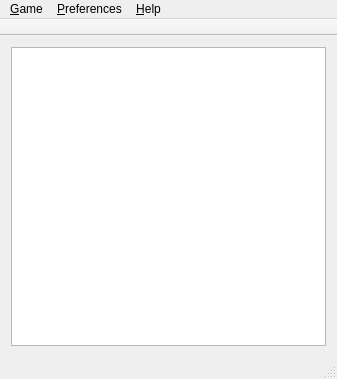
Above: src/mainwindow.ui from loimu/yarr before the change. Below: the same form after it.
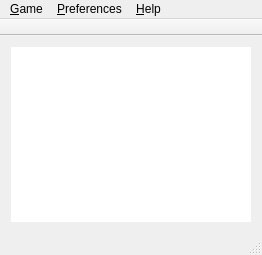
That is the form after the change.

```diff
--- a/src/mainwindow.ui
+++ b/src/mainwindow.ui
@@ -6,40 +6,91 @@
    <rect>
     <x>0</x>
     <y>0</y>
-    <width>337</width>
-    <height>379</height>
+    <width>262</width>
+    <height>255</height>
    </rect>
   </property>
   <property name="sizePolicy">
-   <sizepolicy hsizetype="Fixed" vsizetype="Fixed">
+   <sizepolicy hsizetype="Preferred" vsizetype="Preferred">
     <horstretch>0</horstretch>
     <verstretch>0</verstretch>
    </sizepolicy>
   </property>
+  <property name="minimumSize">
+   <size>
+    <width>0</width>
+    <height>0</height>
+   </size>
+  </property>
   <property name="maximumSize">
    <size>
-    <width>337</width>
-    <height>379</height>
+    <width>16777215</width>
+    <height>16777215</height>
    </size>
   </property>
   <property name="windowTitle">
    <string>YARR</string>
   </property>
   <widget class="QWidget" name="centralWidget">
+   <property name="sizePolicy">
+    <sizepolicy hsizetype="Expanding" vsizetype="Expanding">
+     <horstretch>0</horstretch>
+     <verstretch>0</verstretch>
+    </sizepolicy>
+   </property>
    <layout class="QVBoxLayout" name="verticalLayout">
     <item>
      <widget class="QTableView" name="tableView">
+      <property name="frameShape">
+       <enum>QFrame::NoFrame</enum>
+      </property>
       <property name="verticalScrollBarPolicy">
        <enum>Qt::ScrollBarAlwaysOff</enum>
       </property>
       <property name="horizontalScrollBarPolicy">
        <enum>Qt::ScrollBarAlwaysOff</enum>
       </property>
+      <property name="autoScroll">
+       <bool>false</bool>
+      </property>
+      <property name="editTriggers">
+       <set>QAbstractItemView::NoEditTriggers</set>
+      </property>
+      <property name="tabKeyNavigation">
+       <bool>false</bool>
+      </property>
+      <property name="showDropIndicator" stdset="0">
+       <bool>false</bool>
+      </property>
+      <property name="dragDropOverwriteMode">
+       <bool>false</bool>
+      </property>
+      <property name="selectionBehavior">
+       <enum>QAbstractItemView::SelectColumns</enum>
+      </property>
+      <property name="gridStyle">
+       <enum>Qt::SolidLine</enum>
+      </property>
+      <attribute name="horizontalHeaderVisible">
+       <bool>false</bool>
+      </attribute>
       <attribute name="horizontalHeaderDefaultSectionSize">
-       <number>39</number>
+       <number>36</number>
+      </attribute>
+      <attribute name="horizontalHeaderHighlightSections">
+       <bool>false</bool>
+      </attribute>
+      <attribute name="verticalHeaderVisible">
+       <bool>false</bool>
       </attribute>
       <attribute name="verticalHeaderDefaultSectionSize">
-       <number>39</number>
+       <number>36</number>
+      </attribute>
+      <attribute name="verticalHeaderHighlightSections">
+       <bool>false</bool>
+      </attribute>
+      <attribute name="verticalHeaderMinimumSectionSize">
+       <number>22</number>
       </attribute>
      </widget>
     </item>
@@ -50,8 +101,8 @@
     <rect>
      <x>0</x>
      <y>0</y>
-     <width>337</width>
-     <height>27</height>
+     <width>262</width>
+     <height>25</height>
     </rect>
    </property>
    <widget class="QMenu" name="menuGame">
```
Left out of the diff: 6 changed lines with no effect on the pictures.
